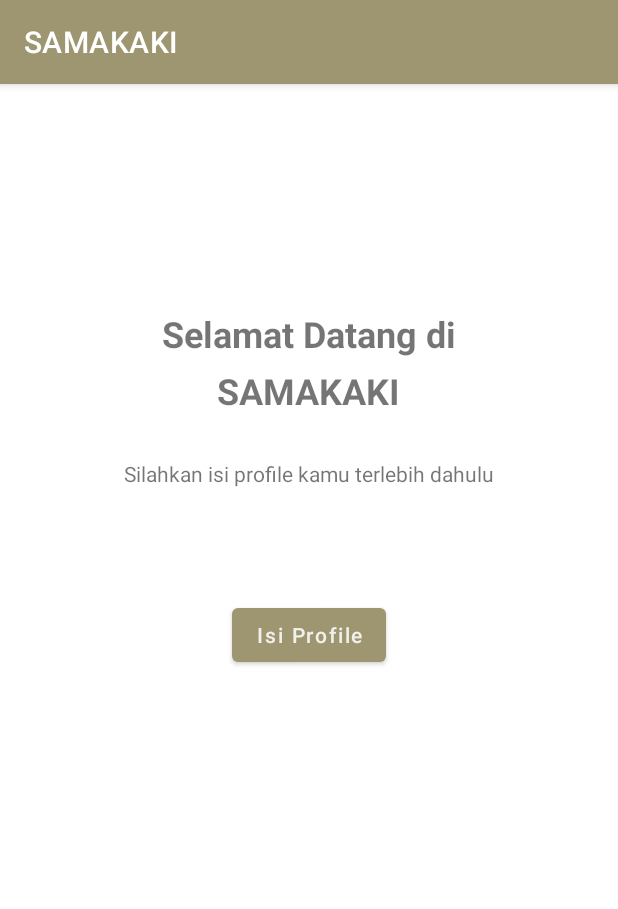
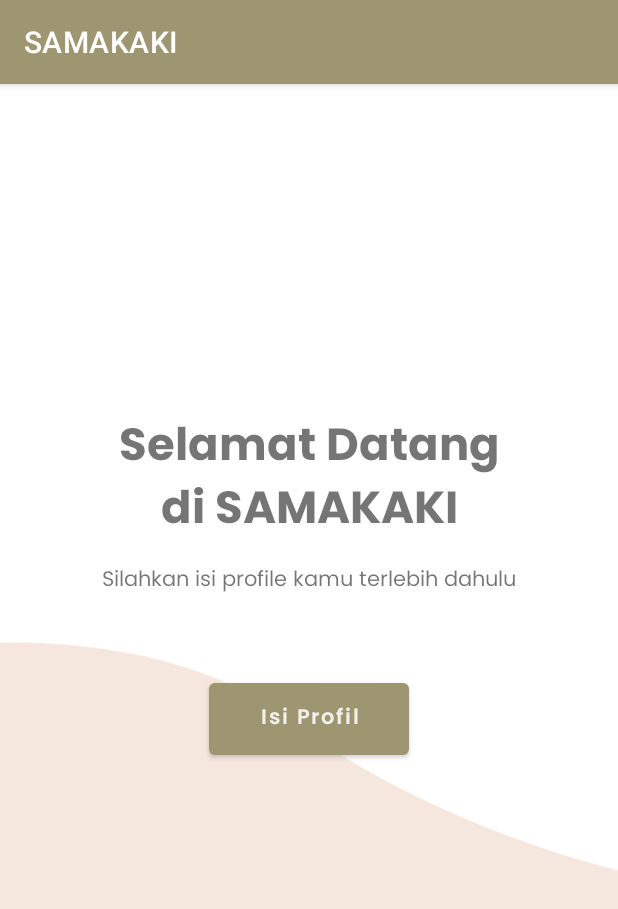
Before and after one commit to anggoroedo32/SAMAKAKI, an Android app: the fragment HomeGetStartedFragment shown on its own in the app's theme, on a phone screen of 412 x 824 dp. Shown: the top 909 px of the screen. Run offline under Robolectric (Android 15) with nearby library versions, the phone set to English and light mode, and no system bars.

Commit message:
layouting

```diff
--- a/app/src/main/res/layout/activity_main.xml
+++ b/app/src/main/res/layout/activity_main.xml
@@ -6,16 +6,16 @@
     android:layout_height="match_parent"
     tools:context=".MainActivity">
 
-    <ImageView
-        android:id="@+id/imageView"
-        android:layout_width="match_parent"
+    <Button
+        android:id="@+id/button"
+        android:layout_width="wrap_content"
         android:layout_height="wrap_content"
-        android:adjustViewBounds="true"
-        android:scaleType="centerCrop"
+        android:text="@string/isi_profil"
+        android:textAllCaps="false"
+        app:layout_constraintBottom_toBottomOf="parent"
         app:layout_constraintEnd_toEndOf="parent"
         app:layout_constraintStart_toStartOf="parent"
-        app:layout_constraintTop_toTopOf="parent"
-        app:srcCompat="@drawable/background_vector" />
+        app:layout_constraintTop_toTopOf="parent" />
 
 
 </androidx.constraintlayout.widget.ConstraintLayout>
--- a/app/src/main/res/layout/fragment_home_get_started.xml
+++ b/app/src/main/res/layout/fragment_home_get_started.xml
@@ -6,47 +6,48 @@
     android:layout_height="match_parent"
     tools:context=".HomeGetStartedFragment">
 
+    <ImageView
+        android:id="@+id/imageView"
+        android:layout_width="match_parent"
+        android:layout_height="wrap_content"
+        android:adjustViewBounds="true"
+        android:scaleType="centerCrop"
+        app:layout_constraintEnd_toEndOf="parent"
+        app:layout_constraintStart_toStartOf="parent"
+        app:layout_constraintTop_toTopOf="parent"
+        app:srcCompat="@drawable/background_vector"
+        android:contentDescription="@string/background" />
+
     <TextView
         android:id="@+id/textView"
-        android:layout_width="wrap_content"
+        style="@style/bold_30prim600"
+        android:layout_width="@dimen/dimen_260"
         android:layout_height="wrap_content"
-        android:layout_marginTop="150dp"
-        android:textSize="24sp"
-        android:textStyle="bold"
-        android:text="@string/selamat_datang_di"
+        android:layout_marginTop="213dp"
+        android:text="@string/selamat_datang_di_samakaki"
         app:layout_constraintEnd_toEndOf="parent"
         app:layout_constraintStart_toStartOf="parent"
         app:layout_constraintTop_toTopOf="parent" />
 
     <TextView
         android:id="@+id/textView2"
+        style="@style/regular_14sec300"
         android:layout_width="wrap_content"
         android:layout_height="wrap_content"
-        android:paddingVertical="5dp"
-        android:text="@string/samakaki"
-        android:textSize="24sp"
-        android:textStyle="bold"
+        android:text="@string/silahkan_isi_profile_kamu_terlebih_dahulu"
         app:layout_constraintEnd_toEndOf="parent"
         app:layout_constraintStart_toStartOf="parent"
         app:layout_constraintTop_toBottomOf="@+id/textView" />
 
-    <TextView
-        android:id="@+id/textView3"
+    <Button
+        android:id="@+id/button"
         android:layout_width="wrap_content"
         android:layout_height="wrap_content"
-        android:paddingVertical="24dp"
-        android:text="Silahkan isi profile kamu terlebih dahulu"
+        android:text="@string/isi_profil"
+        android:layout_marginTop="@dimen/dimen_46"
+        style="@style/ButtonStyle"
+        android:textAllCaps="false"
         app:layout_constraintEnd_toEndOf="parent"
         app:layout_constraintStart_toStartOf="parent"
         app:layout_constraintTop_toBottomOf="@+id/textView2" />
-
-    <Button
-        android:layout_width="wrap_content"
-        android:layout_height="wrap_content"
-        android:layout_marginTop="50dp"
-        android:text="@string/isi_profile"
-        android:textAllCaps="false"
-        app:layout_constraintEnd_toEndOf="parent"
-        app:layout_constraintStart_toStartOf="parent"
-        app:layout_constraintTop_toBottomOf="@+id/textView3" />
 </androidx.constraintlayout.widget.ConstraintLayout>
--- a/app/src/main/res/values/dimension.xml
+++ b/app/src/main/res/values/dimension.xml
@@ -201,4 +201,5 @@
     <dimen name="dimen_198">198dp</dimen>
     <dimen name="dimen_199">199dp</dimen>
     <dimen name="dimen_200">200dp</dimen>
+    <dimen name="dimen_260">260dp</dimen>
 </resources>
--- a/app/src/main/res/values/strings.xml
+++ b/app/src/main/res/values/strings.xml
@@ -4,5 +4,8 @@
     <string name="hello_blank_fragment">Hello blank fragment</string>
     <string name="samakaki">SAMAKAKI</string>
     <string name="selamat_datang_di">Selamat Datang di</string>
-    <string name="isi_profile">Isi Profile</string>
+    <string name="isi_profil">Isi Profil</string>
+    <string name="silahkan_isi_profile_kamu_terlebih_dahulu">Silahkan isi profile kamu terlebih dahulu</string>
+    <string name="selamat_datang_di_samakaki">Selamat Datang di SAMAKAKI</string>
+    <string name="background">background</string>
 </resources>
```
